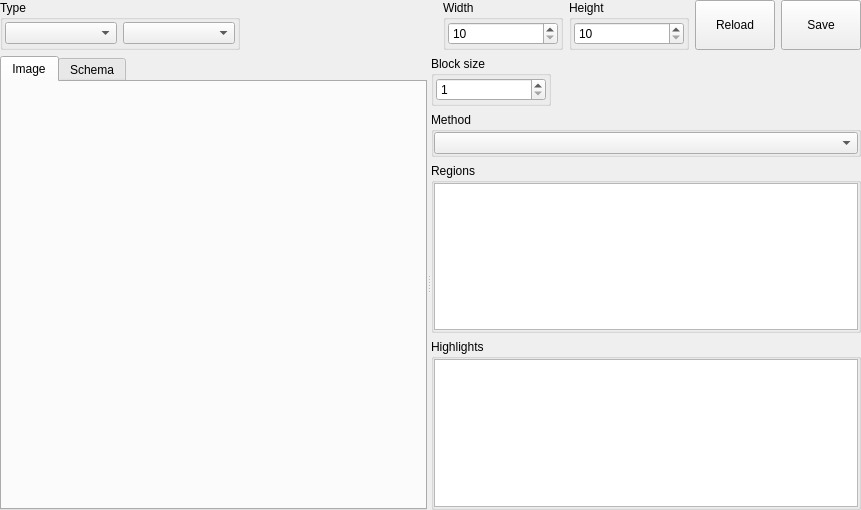
Before: the Qt Designer form xvisualizationwidget.ui in horsicq/XVisualizationWidget, drawn with Qt 5.
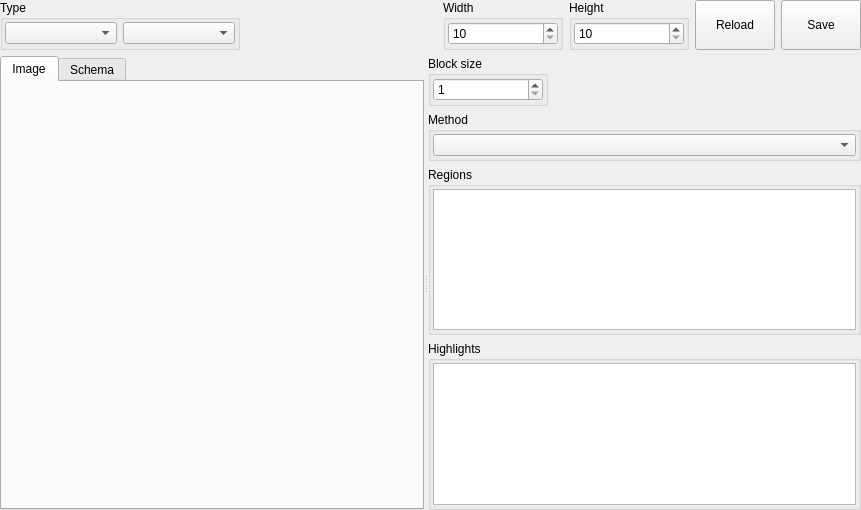
After: the same form once the commit is applied. Custom widgets are drawn as their Qt base class.

What changed in the file:
```diff
--- a/xvisualizationwidget.ui
+++ b/xvisualizationwidget.ui
@@ -319,16 +319,16 @@
          </property>
          <layout class="QVBoxLayout" name="verticalLayout_7">
           <property name="leftMargin">
-           <number>0</number>
+           <number>2</number>
           </property>
           <property name="topMargin">
-           <number>0</number>
+           <number>2</number>
           </property>
           <property name="rightMargin">
-           <number>0</number>
+           <number>2</number>
           </property>
           <property name="bottomMargin">
-           <number>0</number>
+           <number>2</number>
           </property>
           <item>
            <widget class="QComboBox" name="comboBoxMethod"/>
@@ -343,16 +343,16 @@
          </property>
          <layout class="QVBoxLayout" name="verticalLayout_5">
           <property name="leftMargin">
-           <number>0</number>
+           <number>2</number>
           </property>
           <property name="topMargin">
-           <number>0</number>
+           <number>2</number>
           </property>
           <property name="rightMargin">
-           <number>0</number>
+           <number>2</number>
           </property>
           <property name="bottomMargin">
-           <number>0</number>
+           <number>2</number>
           </property>
           <item>
            <widget class="QListWidget" name="listWidgetRegions"/>
@@ -367,16 +367,16 @@
          </property>
          <layout class="QVBoxLayout" name="verticalLayout_6">
           <property name="leftMargin">
-           <number>0</number>
+           <number>2</number>
           </property>
           <property name="topMargin">
-           <number>0</number>
+           <number>2</number>
           </property>
           <property name="rightMargin">
-           <number>0</number>
+           <number>2</number>
           </property>
           <property name="bottomMargin">
-           <number>0</number>
+           <number>2</number>
           </property>
           <item>
            <widget class="QListWidget" name="listWidgetHighlights"/>
```
